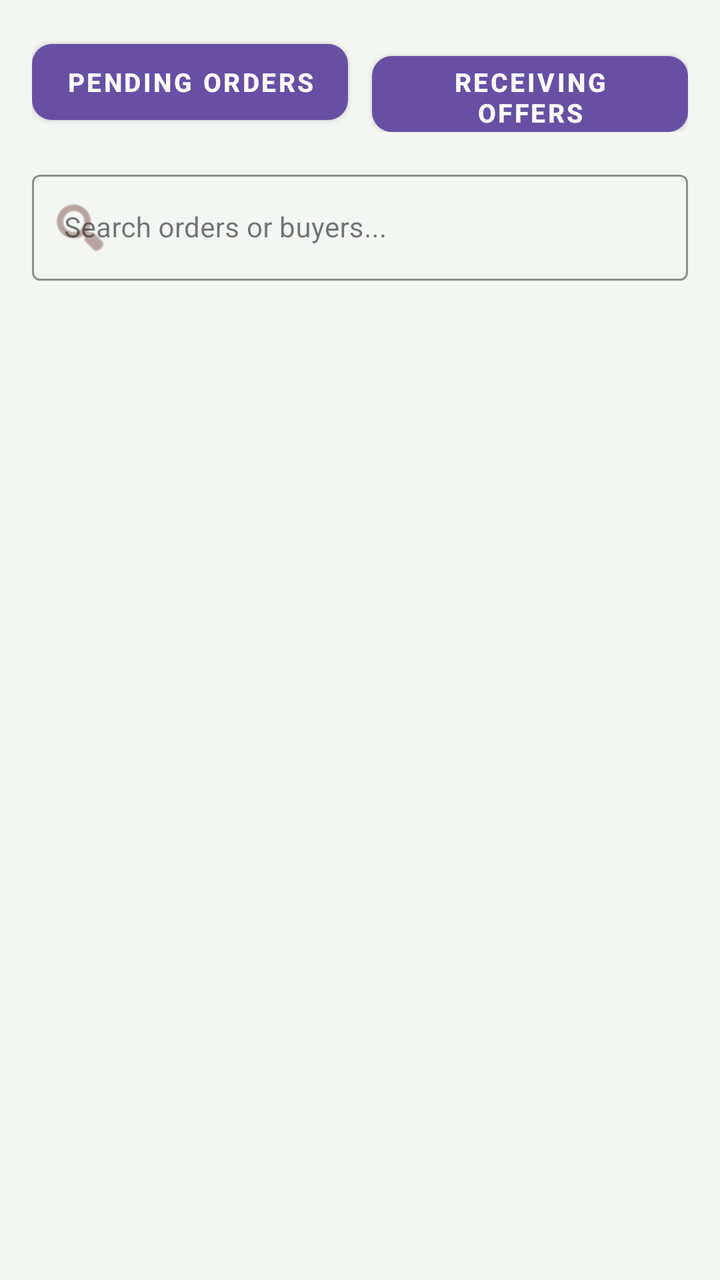
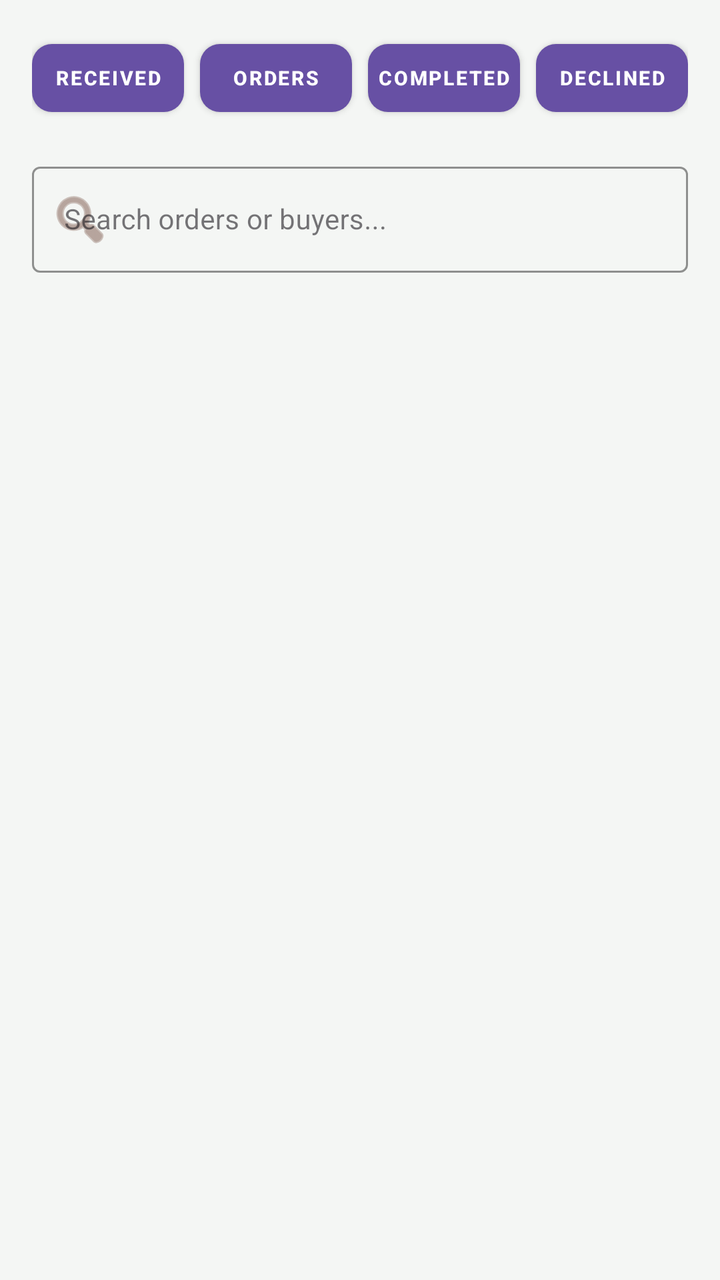

The first picture is an Android layout as it rendered before a commit; the second is the same layout after the commit. The layout source and the unified diff follow.
<!-- AndroidManifest.xml: application theme Theme.AGROFASTASOLUTIONS -->
<!-- res/layout/activity_show_order.xml -->
<?xml version="1.0" encoding="utf-8"?>
<RelativeLayout xmlns:android="http://schemas.android.com/apk/res/android"
    xmlns:app="http://schemas.android.com/apk/res-auto"
    xmlns:tools="http://schemas.android.com/tools"
    android:id="@+id/main"
    android:layout_width="match_parent"
    android:layout_height="match_parent"
    android:background="#F4F6F4"
    android:padding="16dp"
    tools:context=".Show_order">

    
    <LinearLayout
        android:id="@+id/tabHeaderLayout"
        android:layout_width="match_parent"
        android:layout_height="wrap_content"
        android:layout_alignParentTop="true"
        android:orientation="horizontal"
        android:weightSum="2">

        <com.google.android.material.button.MaterialButton
            android:id="@+id/btnPendingOrders"
            style="@style/Widget.MaterialComponents.Button"
            android:layout_width="0dp"
            android:layout_height="50dp"
            android:layout_marginEnd="6dp"
            android:layout_weight="1"
            android:text="Pending Orders"
            android:textColor="#FFFFFF"
            android:textSize="13sp"
            android:textStyle="bold"
            app:cornerRadius="10dp" />

        <com.google.android.material.button.MaterialButton
            android:id="@+id/btnReceivingOffers"
            style="@style/Widget.MaterialComponents.Button"
            android:layout_width="0dp"
            android:layout_height="50dp"
            android:layout_marginStart="6dp"
            android:layout_weight="1"
            android:text="Receiving Offers"
            android:textColor="#FFFFFF"
            android:textSize="13sp"
            android:textStyle="bold"
            app:cornerRadius="10dp" />

    </LinearLayout>

    
    <com.google.android.material.textfield.TextInputLayout
        android:id="@+id/searchOrderInputLayout"
        style="@style/Widget.MaterialComponents.TextInputLayout.OutlinedBox"
        android:layout_width="match_parent"
        android:layout_height="wrap_content"
        android:layout_below="@id/tabHeaderLayout"
        android:layout_marginTop="16dp"
        android:hint="Search orders or buyers..."
        app:boxStrokeColor="#2E7D32"
        app:hintTextColor="#2E7D32"
        app:startIconDrawable="@android:drawable/ic_menu_search"
        app:startIconTint="#8D6E63">

        <com.google.android.material.textfield.TextInputEditText
            android:id="@+id/etSearchOrders"
            android:layout_width="match_parent"
            android:layout_height="wrap_content"
            android:inputType="text"
            android:textColor="#1B4D3E"
            android:textSize="14sp" />
    </com.google.android.material.textfield.TextInputLayout>

    
    <FrameLayout
        android:id="@+id/fragmentContainer"
        android:layout_width="match_parent"
        android:layout_height="match_parent"
        android:layout_below="@id/searchOrderInputLayout"
        android:layout_marginTop="16dp" />

</RelativeLayout>
<!-- resources referenced by this layout -->
<resources>
  <style name="Theme.AGROFASTASOLUTIONS" parent="Base.Theme.AGROFASTASOLUTIONS" />
  <style name="Base.Theme.AGROFASTASOLUTIONS" parent="Theme.Material3.DayNight.NoActionBar">
          
          
      </style>
</resources>

<!-- the commit's change to res/layout/activity_show_order.xml (unified diff, before → after) -->
@@ -16,31 +16,63 @@
         android:layout_height="wrap_content"
         android:layout_alignParentTop="true"
         android:orientation="horizontal"
-        android:weightSum="2">
+        android:weightSum="4">
+
+        <com.google.android.material.button.MaterialButton
+            android:id="@+id/btnReceivingOffers"
+            style="@style/Widget.MaterialComponents.Button"
+            android:layout_width="0dp"
+            android:layout_height="46dp"
+            android:layout_marginEnd="4dp"
+            android:layout_weight="1"
+            android:paddingHorizontal="0dp"
+            android:text="Received"
+            android:textColor="#FFFFFF"
+            android:textSize="10sp"
+            android:textStyle="bold"
+            app:cornerRadius="10dp" />
 
         <com.google.android.material.button.MaterialButton
             android:id="@+id/btnPendingOrders"
             style="@style/Widget.MaterialComponents.Button"
             android:layout_width="0dp"
-            android:layout_height="50dp"
-            android:layout_marginEnd="6dp"
+            android:layout_height="46dp"
+            android:layout_marginStart="4dp"
+            android:layout_marginEnd="4dp"
             android:layout_weight="1"
-            android:text="Pending Orders"
+            android:paddingHorizontal="0dp"
+            android:text="Orders"
             android:textColor="#FFFFFF"
-            android:textSize="13sp"
+            android:textSize="10sp"
             android:textStyle="bold"
             app:cornerRadius="10dp" />
 
         <com.google.android.material.button.MaterialButton
-            android:id="@+id/btnReceivingOffers"
+            android:id="@+id/btnCompletedOrders"
             style="@style/Widget.MaterialComponents.Button"
             android:layout_width="0dp"
-            android:layout_height="50dp"
-            android:layout_marginStart="6dp"
+            android:layout_height="46dp"
+            android:layout_marginStart="4dp"
+            android:layout_marginEnd="4dp"
             android:layout_weight="1"
-            android:text="Receiving Offers"
+            android:paddingHorizontal="0dp"
+            android:text="Completed"
             android:textColor="#FFFFFF"
-            android:textSize="13sp"
+            android:textSize="10sp"
+            android:textStyle="bold"
+            app:cornerRadius="10dp" />
+
+        <com.google.android.material.button.MaterialButton
+            android:id="@+id/btnDeclinedOrders"
+            style="@style/Widget.MaterialComponents.Button"
+            android:layout_width="0dp"
+            android:layout_height="46dp"
+            android:layout_marginStart="4dp"
+            android:layout_weight="1"
+            android:paddingHorizontal="0dp"
+            android:text="Declined"
+            android:textColor="#FFFFFF"
+            android:textSize="10sp"
             android:textStyle="bold"
             app:cornerRadius="10dp" />
 
@@ -59,7 +91,6 @@
         app:hintTextColor="#2E7D32"
         app:startIconDrawable="@android:drawable/ic_menu_search"
         app:startIconTint="#8D6E63">
-
         <com.google.android.material.textfield.TextInputEditText
             android:id="@+id/etSearchOrders"
             android:layout_width="match_parent"
